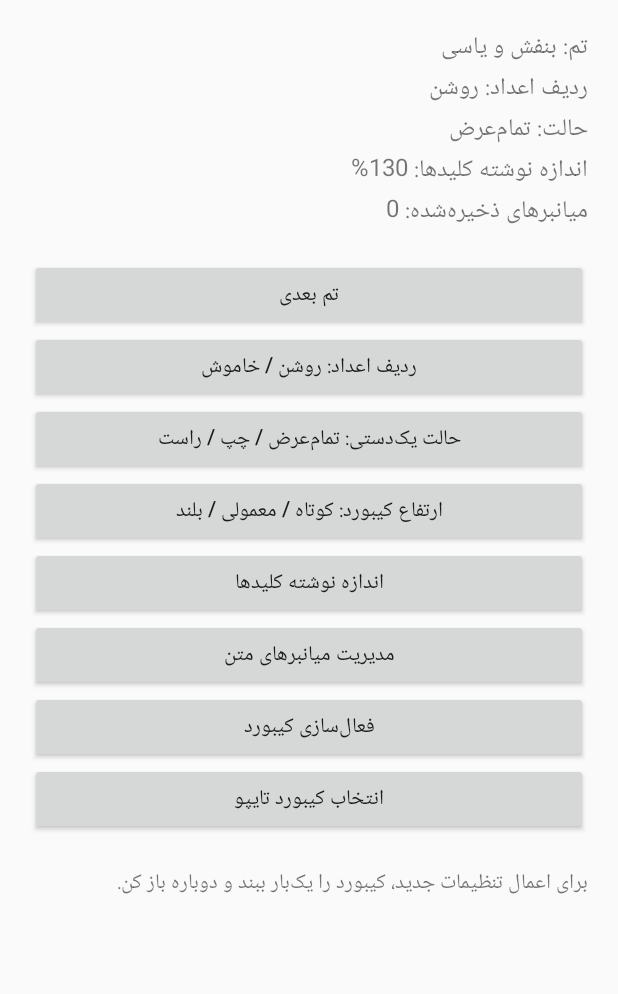
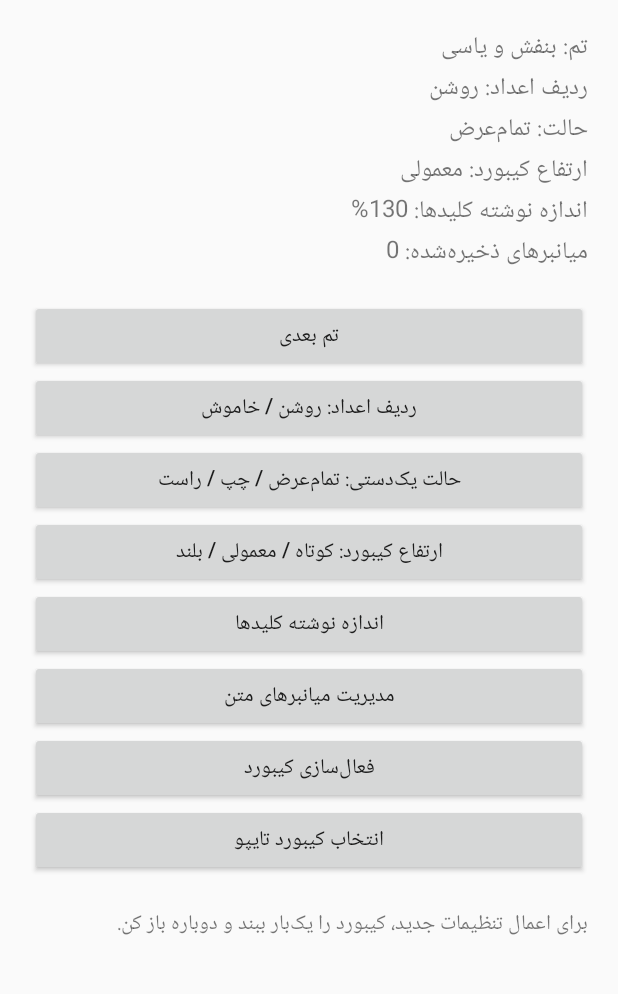
Before and after one commit to amiiinnn13-rgb/AminKeyboard, an Android app: the screen it shows after launch (MainActivity), on a phone screen of 412 x 824 dp, the part 165-1159 px from its top. Run offline under Robolectric (Android 15) with nearby library versions, the phone set to English and light mode, and no system bars.

Commit message:
Show keyboard height selection in settings status

```diff
--- a/app/src/main/java/com/amin/keyboard/MainActivity.java
+++ b/app/src/main/java/com/amin/keyboard/MainActivity.java
@@ -160,6 +160,7 @@ public class MainActivity extends Activity {
         status.setText("تم: " + themes[theme] +
                 "\nردیف اعداد: " + (prefs.getBoolean("number_row", true) ? "روشن" : "خاموش") +
                 "\nحالت: " + modes[mode] +
+                "\nارتفاع کیبورد: " + heights[height] +
                 "\nاندازه نوشته کلیدها: " + Math.round(scale * 100) + "%" +
                 "\nمیانبرهای ذخیره‌شده: " + shortcuts);
     }
```
